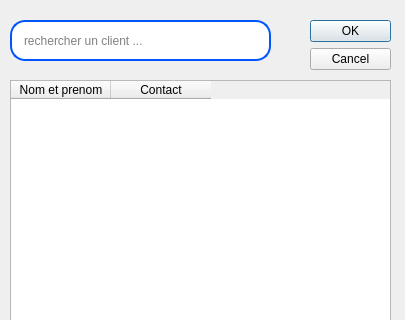
The window that views/client_list_dialog.ui (ninohantonio/Store-Management) describes before a commit, drawn with Qt 5; both pictures show x 0 to 405 and y 0 to 320 of the 405 by 525 pixel window.
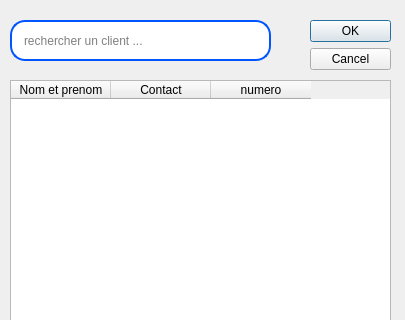
The same window after the commit.

What changed in the file:
```diff
--- a/views/client_list_dialog.ui
+++ b/views/client_list_dialog.ui
@@ -65,6 +65,11 @@
      <string>Contact</string>
     </property>
    </column>
+   <column>
+    <property name="text">
+     <string>numero</string>
+    </property>
+   </column>
   </widget>
   <widget class="QLineEdit" name="search_client">
    <property name="geometry">
```
